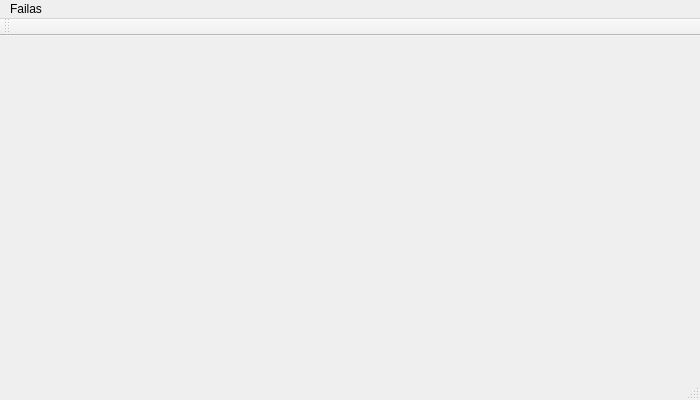
This is duombaze/mainwindow.ui in Tautvydas2019/Diplomas as Qt 5 draws it before an edit. The edited form follows.
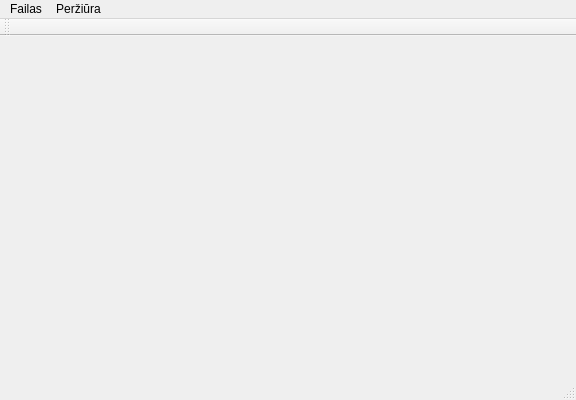
This is the edited form.

```diff
--- a/duombaze/mainwindow.ui
+++ b/duombaze/mainwindow.ui
@@ -6,7 +6,7 @@
    <rect>
     <x>0</x>
     <y>0</y>
-    <width>700</width>
+    <width>576</width>
     <height>400</height>
    </rect>
   </property>
@@ -19,7 +19,7 @@
     <rect>
      <x>0</x>
      <y>0</y>
-     <width>700</width>
+     <width>576</width>
      <height>21</height>
     </rect>
    </property>
@@ -33,7 +33,14 @@
     <addaction name="separator"/>
     <addaction name="actionU_daryti"/>
    </widget>
+   <widget class="QMenu" name="menuPer_i_ra">
+    <property name="title">
+     <string>Peržiūra</string>
+    </property>
+    <addaction name="actionKlient_duomen_baz"/>
+   </widget>
    <addaction name="menuFailas"/>
+   <addaction name="menuPer_i_ra"/>
   </widget>
   <widget class="QToolBar" name="mainToolBar">
    <attribute name="toolBarArea">
```
Left out of the diff: 5 changed lines with no effect on the pictures.
